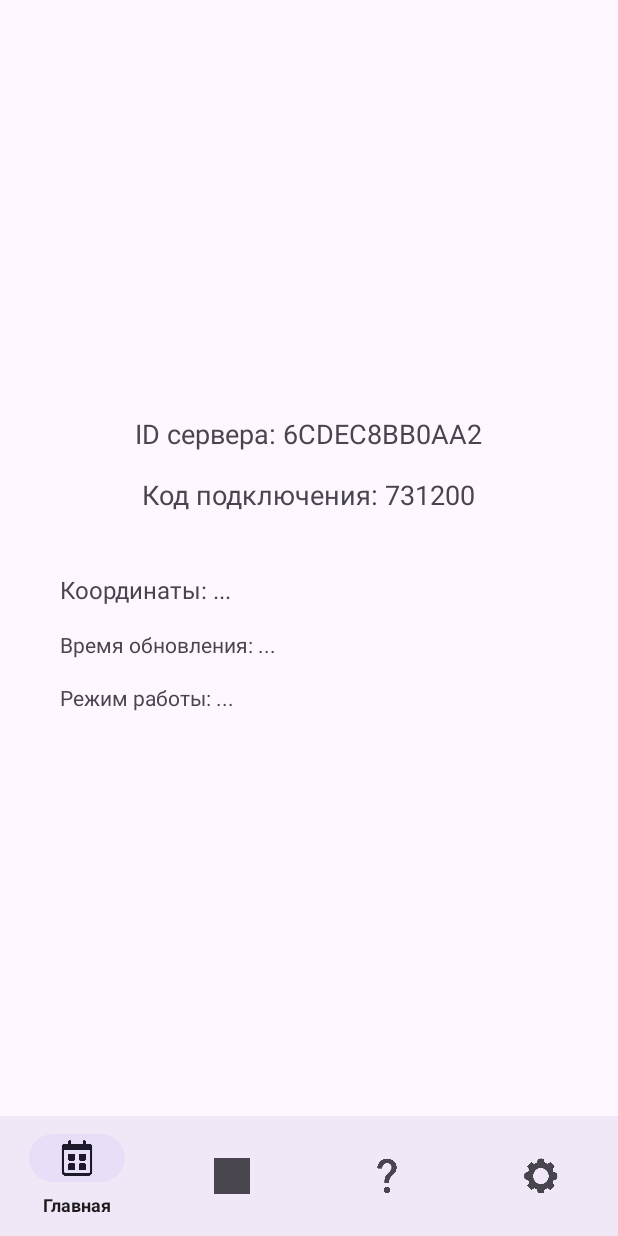
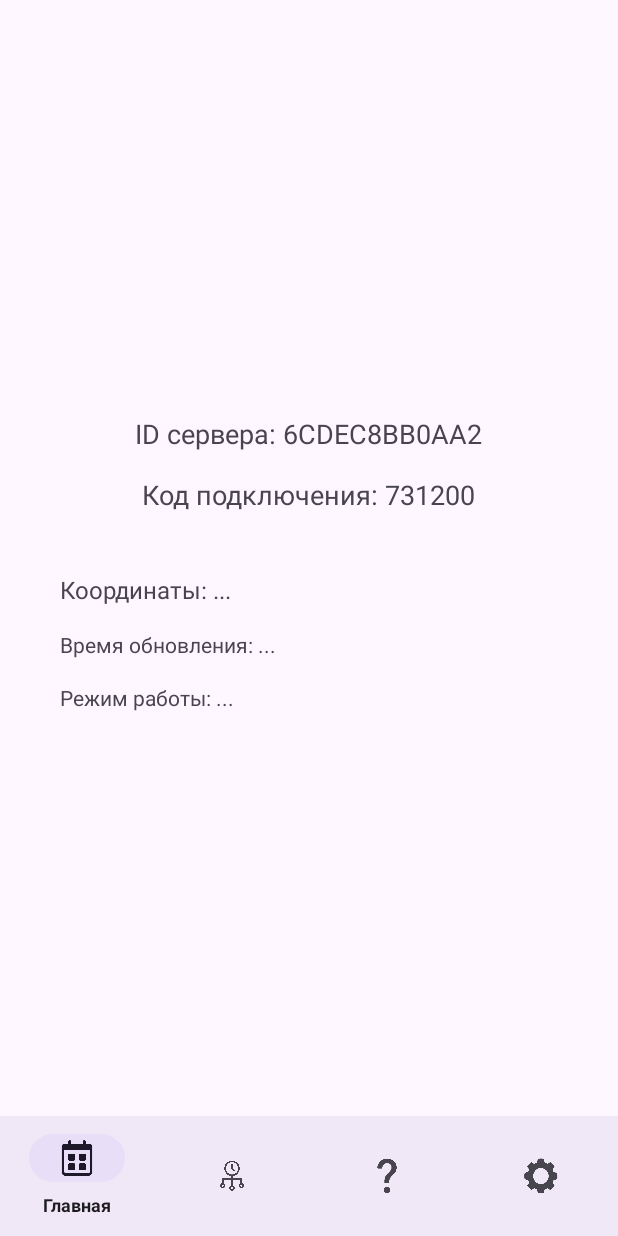
Before and after one commit to wizand0/SafeOrbit, an Android app: the ServerMainFragment screen opened directly, with no data from a screen before it, on a phone screen of 412 x 824 dp. Run offline under Robolectric (Android 15) with nearby library versions, the phone set to English and light mode, and no system bars; our stand-ins replace Dagger/Hilt's generated code, Firebase (no records; nobody signed in at launch, a user with empty details on screens opened directly).

Commit message:
v1.3.14.

```diff
--- a/app/build.gradle
+++ b/app/build.gradle
@@ -25,8 +25,8 @@ android {
         applicationId "ru.wizand.safeorbit"
         minSdk 29
         targetSdk 35
-        versionCode 5
-        versionName "1.3.11"
+        versionCode 6
+        versionName "1.3.14"
 
         testInstrumentationRunner "androidx.test.runner.AndroidJUnitRunner"
 
--- a/app/src/main/java/ru/wizand/safeorbit/presentation/server/ServerMainFragment.kt
+++ b/app/src/main/java/ru/wizand/safeorbit/presentation/server/ServerMainFragment.kt
@@ -9,12 +9,10 @@ import android.util.Log
 import android.view.*
 import android.widget.TextView
 import android.widget.Toast
-import androidx.core.app.ActivityCompat
 import androidx.core.content.ContextCompat
 import androidx.fragment.app.Fragment
 import androidx.fragment.app.activityViewModels
-import androidx.lifecycle.LiveData
-import androidx.lifecycle.MutableLiveData
+import androidx.lifecycle.Observer
 import androidx.localbroadcastmanager.content.LocalBroadcastManager
 import dagger.hilt.android.AndroidEntryPoint
 import ru.wizand.safeorbit.R
@@ -34,9 +32,6 @@ class ServerMainFragment : Fragment() {
 
     private val LOCATION_PERMISSION_REQUEST = 2002
 
-    private val _modeLiveData = MutableLiveData<String>()
-    private val modeLiveData: LiveData<String> = _modeLiveData
-
     private val locationReceiver = object : BroadcastReceiver() {
         override fun onReceive(context: Context?, intent: Intent?) {
             Log.d("SERVER_FRAGMENT", "Получен broadcast LOCATION_UPDATE")
@@ -50,11 +45,16 @@ class ServerMainFragment : Fragment() {
                 val lon = intent?.getDoubleExtra("longitude", 0.0)
                 val timestamp = intent?.getLongExtra("timestamp", 0L)
 
-                tvCurrentCoords.text = "Координаты: $lat, $lon"
-                tvStatus.text = "Время обновления: ${timestamp?.let { formatTimestamp(it) }}"
+                if (lon != null) {
+                    if (timestamp != null) {
+                        if (lat != null) {
+                            viewModel.updateLastLocation(lat, lon, timestamp)
+                        }
+                    }
+                }
             }
 
-            _modeLiveData.postValue(mode)
+            viewModel.updateMode(mode)
         }
     }
 
@@ -74,12 +74,15 @@ class ServerMainFragment : Fragment() {
 
         Log.d("SERVER_FRAGMENT", "TextViews инициализированы")
 
+        // Наблюдение за LiveData из ViewModel
         viewModel.serverId.observe(viewLifecycleOwner) { serverId ->
             tvServerId.text = "ID сервера: $serverId"
 
             if (!serviceStarted) {
                 serviceStarted = true
-                checkAndStartLocationService(serverId)
+                if (serverId != null) {
+                    checkAndStartLocationService(serverId)
+                }
             }
         }
 
@@ -94,7 +97,15 @@ class ServerMainFragment : Fragment() {
             }
         }
 
-        modeLiveData.observe(viewLifecycleOwner) { mode ->
+        viewModel.lastKnownLatLon.observe(viewLifecycleOwner) { (lat, lon) ->
+            tvCurrentCoords.text = "Координаты: $lat, $lon"
+        }
+
+        viewModel.lastUpdateTimestamp.observe(viewLifecycleOwner) { timestamp ->
+            tvStatus.text = "Время обновления: ${formatTimestamp(timestamp)}"
+        }
+
+        viewModel.mode.observe(viewLifecycleOwner) { mode ->
             tvMode.text = "Режим работы: $mode"
         }
     }
--- a/app/src/main/java/ru/wizand/safeorbit/presentation/server/ServerViewModel.kt
+++ b/app/src/main/java/ru/wizand/safeorbit/presentation/server/ServerViewModel.kt
@@ -14,14 +14,24 @@ class ServerViewModel(application: Application) : AndroidViewModel(application)
     private val repository = FirebaseRepository(application.applicationContext)
     private val prefs = application.getSharedPreferences("server_prefs", Context.MODE_PRIVATE)
 
-    private val _serverId = MutableLiveData<String>()
-    val serverId: LiveData<String> = _serverId
+    private val _serverId = MutableLiveData<String?>()
+    val serverId: LiveData<String?> = _serverId
 
-    private val _code = MutableLiveData<String>()
-    val code: LiveData<String> = _code
+    private val _code = MutableLiveData<String?>()
+    val code: LiveData<String?> = _code
 
     private val _audioRequest = MutableLiveData<AudioRequest>()
     val audioRequest: LiveData<AudioRequest> = _audioRequest
+
+    // ➕ Добавлены поля для последних координат, времени обновления и режима
+    private val _lastKnownLatLon = MutableLiveData<Pair<Double, Double>>()
+    val lastKnownLatLon: LiveData<Pair<Double, Double>> = _lastKnownLatLon
+
+    private val _lastUpdateTimestamp = MutableLiveData<Long>()
+    val lastUpdateTimestamp: LiveData<Long> = _lastUpdateTimestamp
+
+    private val _mode = MutableLiveData<String>()
+    val mode: LiveData<String> = _mode
 
     init {
         val savedId = prefs.getString("server_id", null)
@@ -44,7 +54,6 @@ class ServerViewModel(application: Application) : AndroidViewModel(application)
             _serverId.postValue(id)
             _code.postValue(generatedCode)
 
-            // Сохраняем в SharedPreferences
             prefs.edit()
                 .putString("server_id", id)
                 .putString("server_code", generatedCode)
@@ -70,6 +79,15 @@ class ServerViewModel(application: Application) : AndroidViewModel(application)
         }
     }
 
+    fun updateLastLocation(lat: Double, lon: Double, timestamp: Long) {
+        _lastKnownLatLon.postValue(lat to lon)
+        _lastUpdateTimestamp.postValue(timestamp)
+    }
+
+    fun updateMode(mode: String) {
+        _mode.postValue(mode)
+    }
+
     fun reset() {
         prefs.edit().clear().apply()
         _serverId.postValue(null)
--- a/app/src/main/res/layout/activity_server_settings.xml
+++ b/app/src/main/res/layout/activity_server_settings.xml
@@ -40,6 +40,12 @@
             android:layout_height="wrap_content"
             android:layout_marginTop="16dp"/>
 
+        <Button
+            android:id="@+id/btnEnableAdmin"
+            android:layout_width="match_parent"
+            android:layout_height="wrap_content"
+            android:text="Сделать приложением администратора" />
+
         <TextView
             android:layout_width="wrap_content"
             android:layout_height="wrap_content"
--- a/app/src/main/res/menu/server_bottom_nav_menu.xml
+++ b/app/src/main/res/menu/server_bottom_nav_menu.xml
@@ -7,7 +7,7 @@
 
     <item
         android:id="@+id/navigation_history"
-        android:icon="@drawable/ic_history"
+        android:icon="@drawable/ic_history_new"
         android:title="История"/>
 
     <item
```
Also changed, not shown: app/src/main/AndroidManifest.xml (+11 -0 lines), app/src/main/java/ru/wizand/safeorbit/device/MyDeviceAdminReceiver.kt (added, +16 -0 lines), app/src/main/java/ru/wizand/safeorbit/presentation/server/ServerSettingsActivity.kt (+41 -2 lines), app/src/main/res/layout/activity_client_main.xml (+5 -3 lines), app/src/main/res/xml/device_admin_receiver.xml (added, +8 -0 lines), app/src/main/res/drawable/ic_history_new.png (added).
